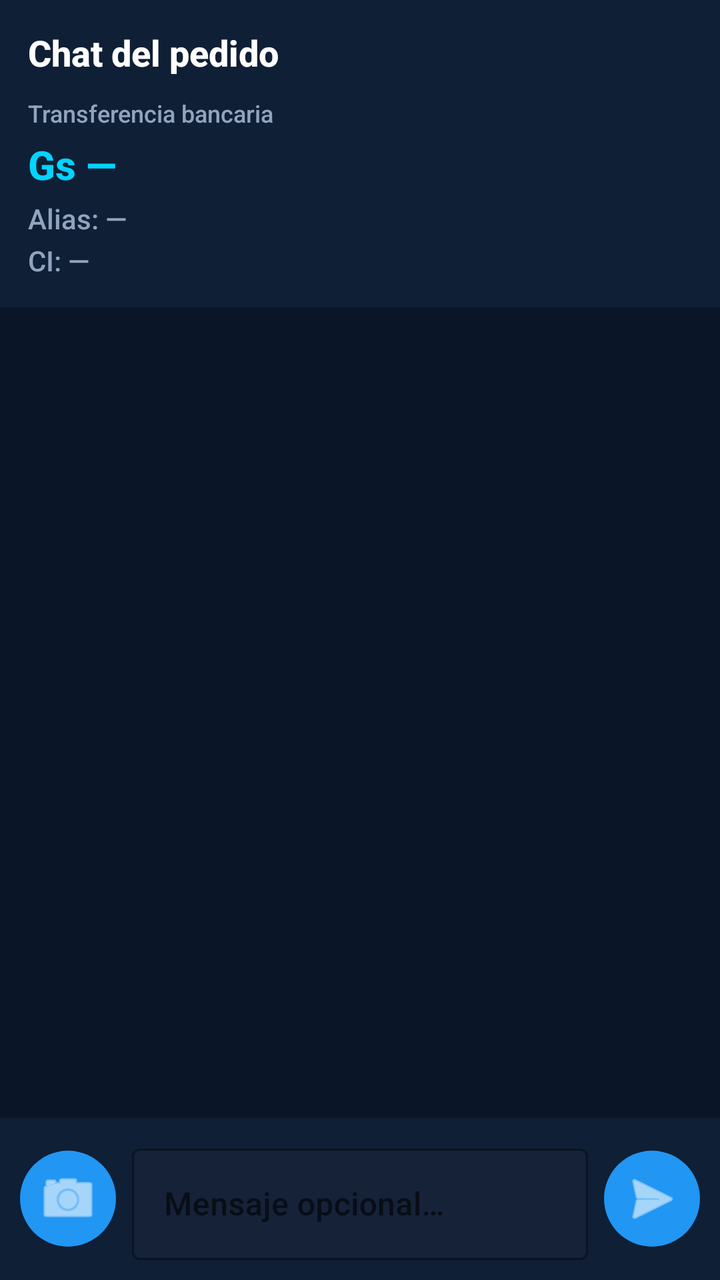
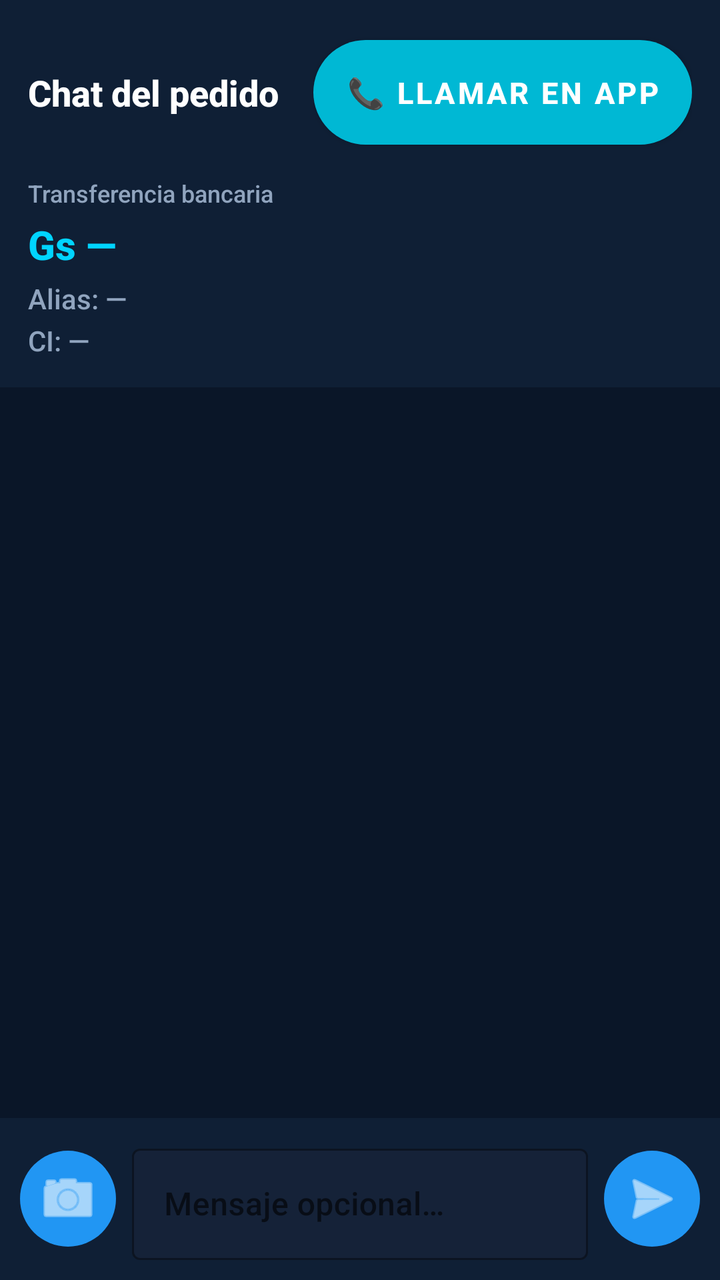

The first picture is an Android layout as it rendered before a commit; the second is the same layout after the commit. The layout source and the unified diff follow.
<!-- AndroidManifest.xml: activity theme Theme.Zuppon -->
<!-- res/layout/activity_payment_chat.xml -->
<?xml version="1.0" encoding="utf-8"?>
<LinearLayout xmlns:android="http://schemas.android.com/apk/res/android"
    xmlns:app="http://schemas.android.com/apk/res-auto"
    android:layout_width="match_parent"
    android:layout_height="match_parent"
    android:orientation="vertical"
    android:background="@color/zuppon_primary">

    <LinearLayout
        android:id="@+id/layout_chat_header"
        android:layout_width="match_parent"
        android:layout_height="wrap_content"
        android:orientation="vertical"
        android:padding="14dp"
        android:background="@color/zuppon_surface">

        <LinearLayout
            android:layout_width="match_parent"
            android:layout_height="wrap_content"
            android:orientation="horizontal"
            android:gravity="center_vertical">

            <LinearLayout
                android:layout_width="0dp"
                android:layout_height="wrap_content"
                android:layout_weight="1"
                android:orientation="vertical">

                <TextView
                    android:id="@+id/tv_chat_title"
                    android:layout_width="wrap_content"
                    android:layout_height="wrap_content"
                    android:text="Chat del pedido"
                    android:textColor="@color/white"
                    android:textSize="18sp"
                    android:textStyle="bold" />

                <TextView
                    android:id="@+id/tv_contact_name"
                    android:layout_width="wrap_content"
                    android:layout_height="wrap_content"
                    android:layout_marginTop="4dp"
                    android:textColor="@color/white"
                    android:textSize="14sp"
                    android:visibility="gone" />

                <TextView
                    android:id="@+id/tv_contact_phone"
                    android:layout_width="wrap_content"
                    android:layout_height="wrap_content"
                    android:layout_marginTop="2dp"
                    android:textColor="@color/zuppon_text_secondary"
                    android:textSize="13sp"
                    android:visibility="gone" />
            </LinearLayout>

            <com.google.android.material.button.MaterialButton
                android:id="@+id/btn_call_contact"
                style="@style/ZupponButtonGreen"
                android:layout_width="wrap_content"
                android:layout_height="wrap_content"
                android:text="📞 Llamar"
                android:visibility="gone" />
        </LinearLayout>

        <LinearLayout
            android:id="@+id/layout_payment_info"
            android:layout_width="match_parent"
            android:layout_height="wrap_content"
            android:orientation="vertical"
            android:layout_marginTop="10dp">

            <TextView
                android:layout_width="wrap_content"
                android:layout_height="wrap_content"
                android:text="Transferencia bancaria"
                android:textColor="@color/zuppon_text_secondary"
                android:textSize="12sp" />

            <TextView
                android:id="@+id/tv_payment_amount"
                android:layout_width="wrap_content"
                android:layout_height="wrap_content"
                android:layout_marginTop="4dp"
                android:textColor="@color/zuppon_yellow"
                android:textSize="20sp"
                android:textStyle="bold"
                android:text="Gs —" />

            <TextView
                android:id="@+id/tv_payment_alias"
                android:layout_width="wrap_content"
                android:layout_height="wrap_content"
                android:layout_marginTop="4dp"
                android:textColor="@color/zuppon_text_secondary"
                android:textSize="14sp"
                android:text="Alias: —" />

            <TextView
                android:id="@+id/tv_payment_cedula"
                android:layout_width="wrap_content"
                android:layout_height="wrap_content"
                android:layout_marginTop="2dp"
                android:textColor="@color/zuppon_text_secondary"
                android:textSize="14sp"
                android:text="CI: —" />
        </LinearLayout>
    </LinearLayout>

    <androidx.recyclerview.widget.RecyclerView
        android:id="@+id/rv_payment_chat"
        android:layout_width="match_parent"
        android:layout_height="0dp"
        android:layout_weight="1"
        android:padding="12dp"
        android:clipToPadding="false" />

    <LinearLayout
        android:layout_width="match_parent"
        android:layout_height="wrap_content"
        android:orientation="horizontal"
        android:padding="10dp"
        android:gravity="center_vertical"
        android:background="@color/zuppon_surface">

        <ImageButton
            android:id="@+id/btn_attach_receipt"
            android:layout_width="48dp"
            android:layout_height="48dp"
            android:background="@drawable/bg_accent_pill"
            android:contentDescription="Enviar comprobante"
            android:src="@android:drawable/ic_menu_camera"
            android:padding="10dp"
            app:tint="@color/white" />

        <com.google.android.material.textfield.TextInputLayout
            android:layout_width="0dp"
            android:layout_height="wrap_content"
            android:layout_weight="1"
            android:layout_marginStart="8dp"
            android:layout_marginEnd="8dp"
            style="@style/Widget.MaterialComponents.TextInputLayout.OutlinedBox"
            app:boxBackgroundColor="@color/zuppon_card"
            app:boxStrokeColor="@color/zuppon_accent">

            <com.google.android.material.textfield.TextInputEditText
                android:id="@+id/et_chat_message"
                android:layout_width="match_parent"
                android:layout_height="wrap_content"
                android:hint="Mensaje opcional…"
                android:textColor="@color/white"
                android:inputType="textCapSentences|textMultiLine"
                android:maxLines="3" />
        </com.google.android.material.textfield.TextInputLayout>

        <ImageButton
            android:id="@+id/btn_send_message"
            android:layout_width="48dp"
            android:layout_height="48dp"
            android:background="@drawable/bg_accent_pill"
            android:contentDescription="Enviar"
            android:src="@android:drawable/ic_menu_send"
            android:padding="10dp"
            app:tint="@color/white" />
    </LinearLayout>

</LinearLayout>
<!-- resources referenced by this layout -->
<resources>
  <color name="white">#FFFFFFFF</color>
  <color name="zuppon_accent">#FF2196F3</color>
  <color name="zuppon_card">#FF152238</color>
  <color name="zuppon_primary">#FF0A1628</color>
  <color name="zuppon_surface">#FF0F1F35</color>
  <color name="zuppon_text_secondary">#FF90A4BE</color>
  <color name="zuppon_yellow">#FF00D4FF</color>
  <!-- drawable bg_accent_pill (drawable) -->
  <?xml version="1.0" encoding="utf-8"?>
  <shape xmlns:android="http://schemas.android.com/apk/res/android"
      android:shape="rectangle">
      <solid android:color="@color/zuppon_accent" />
      <corners android:radius="30dp" />
  </shape>
  <style name="ZupponButtonGreen" parent="Widget.MaterialComponents.Button">
          <item name="backgroundTint">@color/zuppon_green</item>
          <item name="android:textColor">@color/white</item>
          <item name="android:textSize">15sp</item>
          <item name="android:textStyle">bold</item>
          <item name="android:paddingTop">16dp</item>
          <item name="android:paddingBottom">16dp</item>
          <item name="cornerRadius">30dp</item>
          <item name="elevation">0dp</item>
      </style>
  <style name="Theme.Zuppon" parent="Theme.MaterialComponents.DayNight.NoActionBar">
          <item name="colorPrimary">@color/zuppon_accent</item>
          <item name="colorPrimaryVariant">@color/zuppon_accent_dark</item>
          <item name="colorOnPrimary">@color/white</item>
          <item name="colorSecondary">@color/zuppon_yellow</item>
          <item name="colorSecondaryVariant">@color/zuppon_accent_dark</item>
          <item name="colorOnSecondary">@color/black</item>
          <item name="android:statusBarColor">@color/zuppon_primary_dark</item>
          <item name="android:windowBackground">@color/zuppon_primary</item>
          <item name="android:fontFamily">sans-serif-medium</item>
          
          <item name="android:windowAnimationStyle">@style/NoWindowAnimation</item>
      </style>
  <color name="zuppon_green">#FF00B8D4</color>
  <color name="zuppon_accent_dark">#FF1565C0</color>
  <color name="black">#FF000000</color>
  <color name="zuppon_primary_dark">#FF060E1A</color>
  <style name="NoWindowAnimation">
          <item name="android:activityOpenEnterAnimation">@null</item>
          <item name="android:activityOpenExitAnimation">@null</item>
          <item name="android:activityCloseEnterAnimation">@null</item>
          <item name="android:activityCloseExitAnimation">@null</item>
          <item name="android:taskOpenEnterAnimation">@null</item>
          <item name="android:taskOpenExitAnimation">@null</item>
          <item name="android:taskCloseEnterAnimation">@null</item>
          <item name="android:taskCloseExitAnimation">@null</item>
      </style>
</resources>

<!-- the commit's change to res/layout/activity_payment_chat.xml (unified diff, before → after) -->
@@ -1,167 +1,252 @@
 <?xml version="1.0" encoding="utf-8"?>
-<LinearLayout xmlns:android="http://schemas.android.com/apk/res/android"
+<FrameLayout xmlns:android="http://schemas.android.com/apk/res/android"
     xmlns:app="http://schemas.android.com/apk/res-auto"
     android:layout_width="match_parent"
     android:layout_height="match_parent"
-    android:orientation="vertical"
     android:background="@color/zuppon_primary">
 
     <LinearLayout
-        android:id="@+id/layout_chat_header"
         android:layout_width="match_parent"
-        android:layout_height="wrap_content"
-        android:orientation="vertical"
-        android:padding="14dp"
-        android:background="@color/zuppon_surface">
+        android:layout_height="match_parent"
+        android:orientation="vertical">
 
         <LinearLayout
-            android:layout_width="match_parent"
-            android:layout_height="wrap_content"
-            android:orientation="horizontal"
-            android:gravity="center_vertical">
+            android:id="@+id/layout_chat_header"
+            android:layout_width="match_parent"
+            android:layout_height="wrap_content"
+            android:orientation="vertical"
+            android:padding="14dp"
+            android:background="@color/zuppon_surface">
 
             <LinearLayout
-                android:layout_width="0dp"
-                android:layout_height="wrap_content"
-                android:layout_weight="1"
-                android:orientation="vertical">
-
-                <TextView
-                    android:id="@+id/tv_chat_title"
-                    android:layout_width="wrap_content"
-                    android:layout_height="wrap_content"
-                    android:text="Chat del pedido"
-                    android:textColor="@color/white"
-                    android:textSize="18sp"
-                    android:textStyle="bold" />
-
-                <TextView
-                    android:id="@+id/tv_contact_name"
+                android:layout_width="match_parent"
+                android:layout_height="wrap_content"
+                android:orientation="horizontal"
+                android:gravity="center_vertical">
+
+                <LinearLayout
+                    android:layout_width="0dp"
+                    android:layout_height="wrap_content"
+                    android:layout_weight="1"
+                    android:orientation="vertical">
+
+                    <TextView
+                        android:id="@+id/tv_chat_title"
+                        android:layout_width="wrap_content"
+                        android:layout_height="wrap_content"
+                        android:text="Chat del pedido"
+                        android:textColor="@color/white"
+                        android:textSize="18sp"
+                        android:textStyle="bold" />
+
+                    <TextView
+                        android:id="@+id/tv_contact_name"
+                        android:layout_width="wrap_content"
+                        android:layout_height="wrap_content"
+                        android:layout_marginTop="4dp"
+                        android:textColor="@color/white"
+                        android:textSize="14sp"
+                        android:visibility="gone" />
+
+                    <TextView
+                        android:id="@+id/tv_contact_phone"
+                        android:layout_width="wrap_content"
+                        android:layout_height="wrap_content"
+                        android:layout_marginTop="2dp"
+                        android:textColor="@color/zuppon_text_secondary"
+                        android:textSize="13sp"
+                        android:visibility="gone" />
+                </LinearLayout>
+
+                <LinearLayout
+                    android:layout_width="wrap_content"
+                    android:layout_height="wrap_content"
+                    android:orientation="vertical"
+                    android:gravity="end">
+
+                    <com.google.android.material.button.MaterialButton
+                        android:id="@+id/btn_call_contact"
+                        style="@style/ZupponButtonGreen"
+                        android:layout_width="wrap_content"
+                        android:layout_height="wrap_content"
+                        android:text="📞 Llamar en app" />
+
+                    <com.google.android.material.button.MaterialButton
+                        android:id="@+id/btn_call_phone"
+                        style="@style/Widget.MaterialComponents.Button.TextButton"
+                        android:layout_width="wrap_content"
+                        android:layout_height="wrap_content"
+                        android:text="Teléfono celular"
+                        android:textColor="@color/zuppon_text_secondary"
+                        android:textSize="11sp"
+                        android:visibility="gone" />
+                </LinearLayout>
+            </LinearLayout>
+
+            <LinearLayout
+                android:id="@+id/layout_payment_info"
+                android:layout_width="match_parent"
+                android:layout_height="wrap_content"
+                android:orientation="vertical"
+                android:layout_marginTop="10dp">
+
+                <TextView
+                    android:layout_width="wrap_content"
+                    android:layout_height="wrap_content"
+                    android:text="Transferencia bancaria"
+                    android:textColor="@color/zuppon_text_secondary"
+                    android:textSize="12sp" />
+
+                <TextView
+                    android:id="@+id/tv_payment_amount"
                     android:layout_width="wrap_content"
                     android:layout_height="wrap_content"
                     android:layout_marginTop="4dp"
-                    android:textColor="@color/white"
+                    android:textColor="@color/zuppon_yellow"
+                    android:textSize="20sp"
+                    android:textStyle="bold"
+                    android:text="Gs —" />
+
+                <TextView
+                    android:id="@+id/tv_payment_alias"
+                    android:layout_width="wrap_content"
+                    android:layout_height="wrap_content"
+                    android:layout_marginTop="4dp"
+                    android:textColor="@color/zuppon_text_secondary"
                     android:textSize="14sp"
-                    android:visibility="gone" />
-
-                <TextView
-                    android:id="@+id/tv_contact_phone"
+                    android:text="Alias: —" />
+
+                <TextView
+                    android:id="@+id/tv_payment_cedula"
                     android:layout_width="wrap_content"
                     android:layout_height="wrap_content"
                     android:layout_marginTop="2dp"
                     android:textColor="@color/zuppon_text_secondary"
-                    android:textSize="13sp"
-                    android:visibility="gone" />
+                    android:textSize="14sp"
+                    android:text="CI: —" />
             </LinearLayout>
-
-            <com.google.android.material.button.MaterialButton
-                android:id="@+id/btn_call_contact"
-                style="@style/ZupponButtonGreen"
-                android:layout_width="wrap_content"
-                android:layout_height="wrap_content"
-                android:text="📞 Llamar"
-                android:visibility="gone" />
         </LinearLayout>
 
+        <androidx.recyclerview.widget.RecyclerView
+            android:id="@+id/rv_payment_chat"
+            android:layout_width="match_parent"
+            android:layout_height="0dp"
+            android:layout_weight="1"
+            android:padding="12dp"
+            android:clipToPadding="false" />
+
         <LinearLayout
-            android:id="@+id/layout_payment_info"
-            android:layout_width="match_parent"
-            android:layout_height="wrap_content"
-            android:orientation="vertical"
-            android:layout_marginTop="10dp">
-
-            <TextView
-                android:layout_width="wrap_content"
-                android:layout_height="wrap_content"
-                android:text="Transferencia bancaria"
-                android:textColor="@color/zuppon_text_secondary"
-                android:textSize="12sp" />
-
-            <TextView
-                android:id="@+id/tv_payment_amount"
-                android:layout_width="wrap_content"
-                android:layout_height="wrap_content"
-                android:layout_marginTop="4dp"
-                android:textColor="@color/zuppon_yellow"
-                android:textSize="20sp"
-                android:textStyle="bold"
-                android:text="Gs —" />
-
-            <TextView
-                android:id="@+id/tv_payment_alias"
-                android:layout_width="wrap_content"
-                android:layout_height="wrap_content"
-                android:layout_marginTop="4dp"
-                android:textColor="@color/zuppon_text_secondary"
-                android:textSize="14sp"
-                android:text="Alias: —" />
-
-            <TextView
-                android:id="@+id/tv_payment_cedula"
-                android:layout_width="wrap_content"
-                android:layout_height="wrap_content"
-                android:layout_marginTop="2dp"
-                android:textColor="@color/zuppon_text_secondary"
-                android:textSize="14sp"
-                android:text="CI: —" />
+            android:layout_width="match_parent"
+            android:layout_height="wrap_content"
+            android:orientation="horizontal"
+            android:padding="10dp"
+            android:gravity="center_vertical"
+            android:background="@color/zuppon_surface">
+
+            <ImageButton
+                android:id="@+id/btn_attach_receipt"
+                android:layout_width="48dp"
+                android:layout_height="48dp"
+                android:background="@drawable/bg_accent_pill"
+                android:contentDescription="Enviar comprobante"
+                android:src="@android:drawable/ic_menu_camera"
+                android:padding="10dp"
+                app:tint="@color/white" />
+
+            <com.google.android.material.textfield.TextInputLayout
+                android:layout_width="0dp"
+                android:layout_height="wrap_content"
+                android:layout_weight="1"
+                android:layout_marginStart="8dp"
+                android:layout_marginEnd="8dp"
+                style="@style/Widget.MaterialComponents.TextInputLayout.OutlinedBox"
+                app:boxBackgroundColor="@color/zuppon_card"
+                app:boxStrokeColor="@color/zuppon_accent">
+
+                <com.google.android.material.textfield.TextInputEditText
+                    android:id="@+id/et_chat_message"
+                    android:layout_width="match_parent"
+                    android:layout_height="wrap_content"
+                    android:hint="Mensaje opcional…"
+                    android:textColor="@color/white"
+                    android:inputType="textCapSentences|textMultiLine"
+                    android:maxLines="3" />
+            </com.google.android.material.textfield.TextInputLayout>
+
+            <ImageButton
+                android:id="@+id/btn_send_message"
+                android:layout_width="48dp"
+                android:layout_height="48dp"
+                android:background="@drawable/bg_accent_pill"
+                android:contentDescription="Enviar"
+                android:src="@android:drawable/ic_menu_send"
+                android:padding="10dp"
+                app:tint="@color/white" />
         </LinearLayout>
     </LinearLayout>
 
-    <androidx.recyclerview.widget.RecyclerView
-        android:id="@+id/rv_payment_chat"
+    <LinearLayout
+        android:id="@+id/layout_call_overlay"
         android:layout_width="match_parent"
-        android:layout_height="0dp"
-        android:layout_weight="1"
-        android:padding="12dp"
-        android:clipToPadding="false" />
-
-    <LinearLayout
-        android:layout_width="match_parent"
-        android:layout_height="wrap_content"
-        android:orientation="horizontal"
-        android:padding="10dp"
-        android:gravity="center_vertical"
-        android:background="@color/zuppon_surface">
-
-        <ImageButton
-            android:id="@+id/btn_attach_receipt"
-            android:layout_width="48dp"
-            android:layout_height="48dp"
-            android:background="@drawable/bg_accent_pill"
-            android:contentDescription="Enviar comprobante"
-            android:src="@android:drawable/ic_menu_camera"
-            android:padding="10dp"
-            app:tint="@color/white" />
-
-        <com.google.android.material.textfield.TextInputLayout
-            android:layout_width="0dp"
-            android:layout_height="wrap_content"
-            android:layout_weight="1"
-            android:layout_marginStart="8dp"
-            android:layout_marginEnd="8dp"
-            style="@style/Widget.MaterialComponents.TextInputLayout.OutlinedBox"
-            app:boxBackgroundColor="@color/zuppon_card"
-            app:boxStrokeColor="@color/zuppon_accent">
-
-            <com.google.android.material.textfield.TextInputEditText
-                android:id="@+id/et_chat_message"
-                android:layout_width="match_parent"
-                android:layout_height="wrap_content"
-                android:hint="Mensaje opcional…"
-                android:textColor="@color/white"
-                android:inputType="textCapSentences|textMultiLine"
-                android:maxLines="3" />
-        </com.google.android.material.textfield.TextInputLayout>
-
-        <ImageButton
-            android:id="@+id/btn_send_message"
-            android:layout_width="48dp"
-            android:layout_height="48dp"
-            android:background="@drawable/bg_accent_pill"
-            android:contentDescription="Enviar"
-            android:src="@android:drawable/ic_menu_send"
-            android:padding="10dp"
-            app:tint="@color/white" />
+        android:layout_height="match_parent"
+        android:orientation="vertical"
+        android:gravity="center"
+        android:padding="28dp"
+        android:background="#E6000000"
+        android:visibility="gone">
+
+        <TextView
+            android:layout_width="wrap_content"
+            android:layout_height="wrap_content"
+            android:text="🎙️"
+            android:textSize="56sp"
+            android:layout_marginBottom="16dp" />
+
+        <TextView
+            android:id="@+id/tv_call_status"
+            android:layout_width="wrap_content"
+            android:layout_height="wrap_content"
+            android:text="Llamando…"
+            android:textColor="@color/white"
+            android:textSize="20sp"
+            android:textStyle="bold"
+            android:gravity="center"
+            android:layout_marginBottom="24dp" />
+
+        <LinearLayout
+            android:id="@+id/layout_incoming_actions"
+            android:layout_width="match_parent"
+            android:layout_height="wrap_content"
+            android:orientation="horizontal"
+            android:gravity="center"
+            android:visibility="gone">
+
+            <com.google.android.material.button.MaterialButton
+                android:id="@+id/btn_reject_call"
+                style="@style/ZupponButtonOutline"
+                android:layout_width="0dp"
+                android:layout_height="wrap_content"
+                android:layout_weight="1"
+                android:layout_marginEnd="8dp"
+                android:text="Rechazar" />
+
+            <com.google.android.material.button.MaterialButton
+                android:id="@+id/btn_accept_call"
+                style="@style/ZupponButtonGreen"
+                android:layout_width="0dp"
+                android:layout_height="wrap_content"
+                android:layout_weight="1"
+                android:layout_marginStart="8dp"
+                android:text="Contestar" />
+        </LinearLayout>
+
+        <com.google.android.material.button.MaterialButton
+            android:id="@+id/btn_end_call"
+            style="@style/ZupponButton"
+            android:layout_width="match_parent"
+            android:layout_height="wrap_content"
+            android:text="Colgar"
+            android:visibility="gone" />
     </LinearLayout>
 
-</LinearLayout>
+</FrameLayout>
<!-- resource entries referenced after the edit -->
@@ -14,11 +14,31 @@
       <solid android:color="@color/zuppon_accent" />
       <corners android:radius="30dp" />
   </shape>
+  <style name="ZupponButton" parent="Widget.MaterialComponents.Button">
+          <item name="backgroundTint">@color/zuppon_accent</item>
+          <item name="android:textColor">@color/white</item>
+          <item name="android:textSize">15sp</item>
+          <item name="android:textStyle">bold</item>
+          <item name="android:paddingTop">16dp</item>
+          <item name="android:paddingBottom">16dp</item>
+          <item name="cornerRadius">30dp</item>
+          <item name="android:letterSpacing">0.03</item>
+          <item name="elevation">0dp</item>
+      </style>
   <style name="ZupponButtonGreen" parent="Widget.MaterialComponents.Button">
           <item name="backgroundTint">@color/zuppon_green</item>
           <item name="android:textColor">@color/white</item>
           <item name="android:textSize">15sp</item>
           <item name="android:textStyle">bold</item>
+          <item name="android:paddingTop">16dp</item>
+          <item name="android:paddingBottom">16dp</item>
+          <item name="cornerRadius">30dp</item>
+          <item name="elevation">0dp</item>
+      </style>
+  <style name="ZupponButtonOutline" parent="Widget.MaterialComponents.Button.OutlinedButton">
+          <item name="strokeColor">@color/zuppon_divider_bright</item>
+          <item name="android:textColor">@color/zuppon_text_secondary</item>
+          <item name="android:textSize">15sp</item>
           <item name="android:paddingTop">16dp</item>
           <item name="android:paddingBottom">16dp</item>
           <item name="cornerRadius">30dp</item>
@@ -38,6 +58,7 @@
           <item name="android:windowAnimationStyle">@style/NoWindowAnimation</item>
       </style>
   <color name="zuppon_green">#FF00B8D4</color>
+  <color name="zuppon_divider_bright">#FF2A4060</color>
   <color name="zuppon_accent_dark">#FF1565C0</color>
   <color name="black">#FF000000</color>
   <color name="zuppon_primary_dark">#FF060E1A</color>
